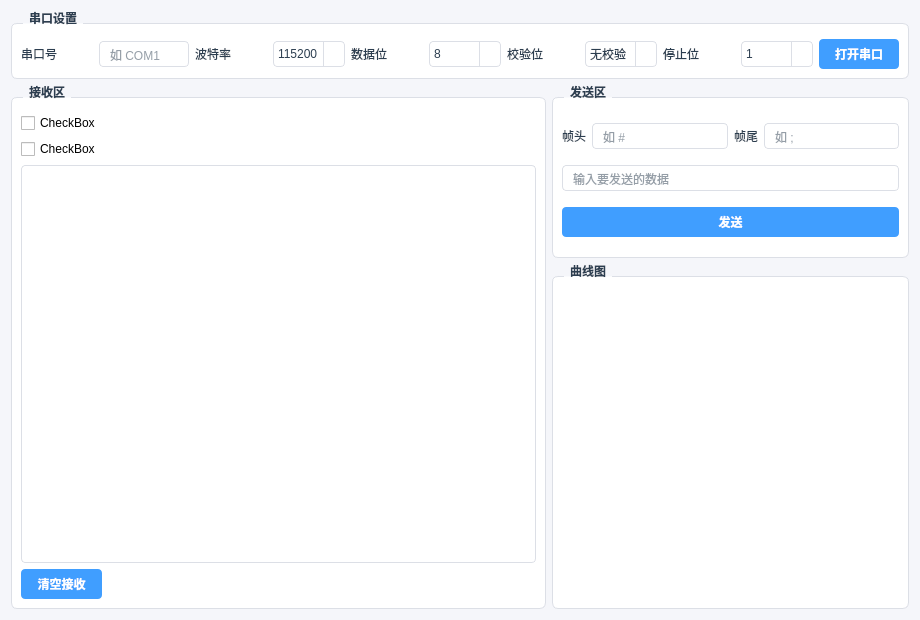
The window that widget.ui (av65hc/serial_helper) describes before a commit, drawn with Qt 5.
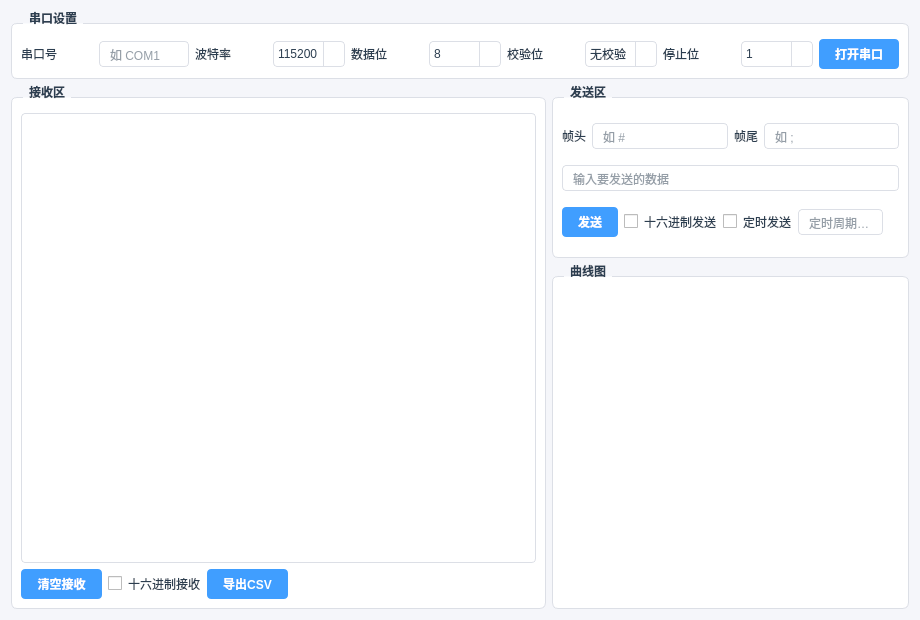
The same window after the commit. Custom widgets are drawn as their Qt base class.

Commit message: 今天加了轮询和导出csv文件功能

Patch:
```diff
--- a/widget.ui
+++ b/widget.ui
@@ -85,6 +85,10 @@
     font-size: 13px;
     background-color: #ffffff;
     color: #2c3e50;
+}
+QCheckBox {
+    color: #2c3e50;
+    spacing: 6px;
 }</string>
   </property>
   <layout class="QVBoxLayout" name="mainLayout">
@@ -254,20 +258,6 @@
         <string>接收区</string>
        </property>
        <layout class="QVBoxLayout" name="recvLayout">
-        <item>
-         <widget class="QCheckBox" name="Hex_send">
-          <property name="text">
-           <string>CheckBox</string>
-          </property>
-         </widget>
-        </item>
-        <item>
-         <widget class="QCheckBox" name="Hex_rec">
-          <property name="text">
-           <string>CheckBox</string>
-          </property>
-         </widget>
-        </item>
         <item>
          <widget class="QTextEdit" name="textEdit">
           <property name="readOnly">
@@ -284,6 +274,20 @@
             </property>
            </widget>
           </item>
+          <item>
+           <widget class="QCheckBox" name="Hex_rec">
+            <property name="text">
+             <string>十六进制接收</string>
+            </property>
+           </widget>
+          </item>
+          <item>
+           <widget class="QPushButton" name="btnExportCsv">
+            <property name="text">
+             <string>导出CSV</string>
+            </property>
+           </widget>
+          </item>
           <item>
            <spacer name="recvSpacer">
             <property name="orientation">
@@ -350,11 +354,55 @@
            </widget>
           </item>
           <item>
-           <widget class="QPushButton" name="pushButton">
-            <property name="text">
-             <string>发送</string>
-            </property>
-           </widget>
+           <layout class="QHBoxLayout" name="sendBtnLayout">
+            <item>
+             <widget class="QPushButton" name="pushButton">
+              <property name="text">
+               <string>发送</string>
+              </property>
+             </widget>
+            </item>
+            <item>
+             <widget class="QCheckBox" name="Hex_send">
+              <property name="text">
+               <string>十六进制发送</string>
+              </property>
+             </widget>
+            </item>
+            <item>
+             <widget class="QCheckBox" name="timeout_send">
+              <property name="text">
+               <string>定时发送</string>
+              </property>
+             </widget>
+            </item>
+            <item>
+             <widget class="QLineEdit" name="cycle_time">
+              <property name="maximumSize">
+               <size>
+                <width>110</width>
+                <height>16777215</height>
+               </size>
+              </property>
+              <property name="placeholderText">
+               <string>定时周期(ms)</string>
+              </property>
+             </widget>
+            </item>
+            <item>
+             <spacer name="sendSpacer">
+              <property name="orientation">
+               <enum>Qt::Orientation::Horizontal</enum>
+              </property>
+              <property name="sizeHint" stdset="0">
+               <size>
+                <width>40</width>
+                <height>20</height>
+               </size>
+              </property>
+             </spacer>
+            </item>
+           </layout>
           </item>
          </layout>
         </widget>
```
The commit also changes 2 other files.
